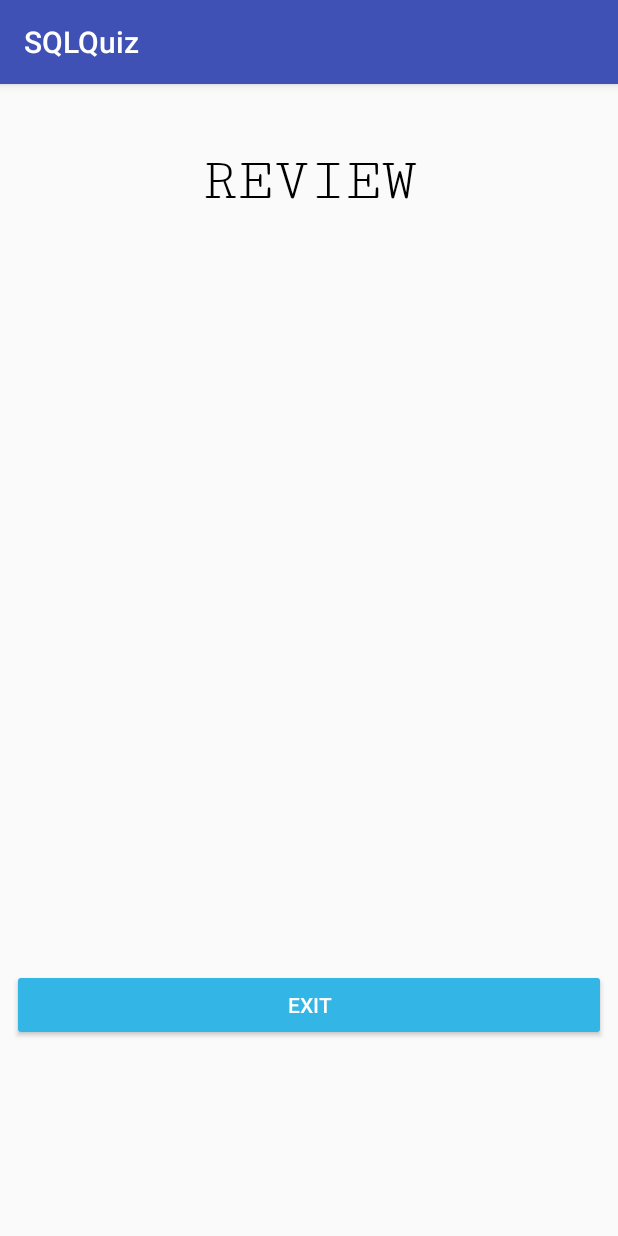
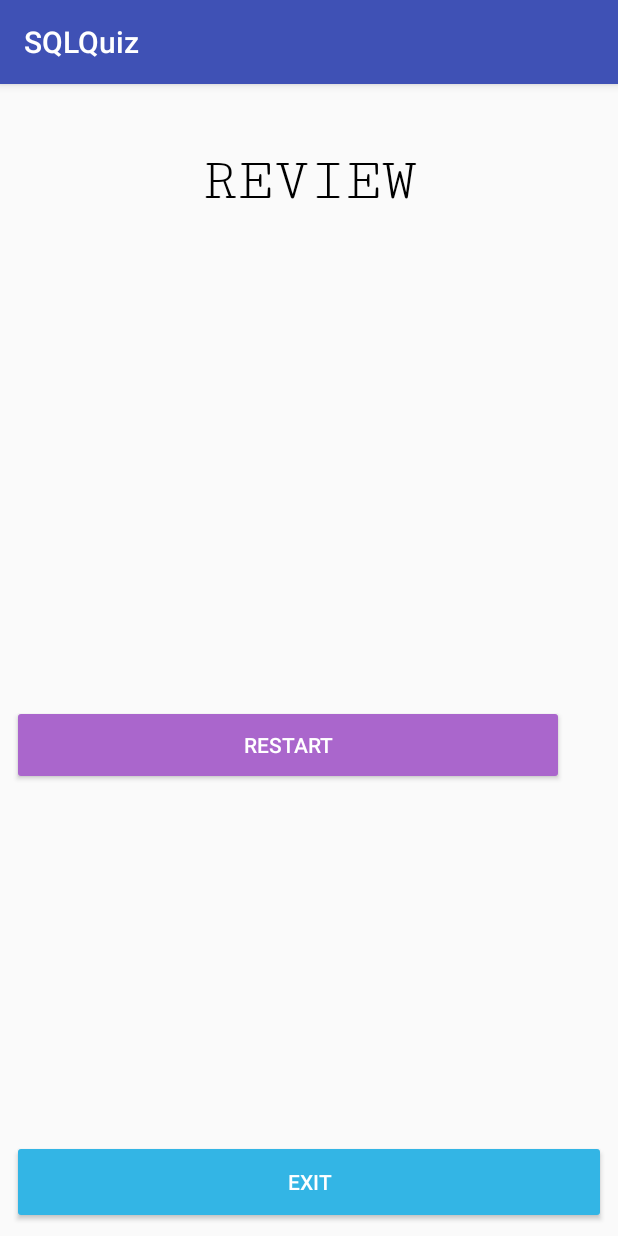
Before and after one commit to DJRAppDev/SQLQuiz, an Android app: the Review screen opened directly, with no data from a screen before it, on a phone screen of 412 x 824 dp. Run offline under Robolectric (Android 15) with nearby library versions, the phone set to English and light mode, and no system bars.

Commit message:
review.xml restart button

```diff
--- a/app/src/main/java/com/example/wengj1/sqlquiz/Review.java
+++ b/app/src/main/java/com/example/wengj1/sqlquiz/Review.java
@@ -8,6 +8,7 @@ import android.widget.Button;
 
 public class Review extends AppCompatActivity {
     private Button exit;
+    private Button restart;
 
     @Override
     protected void onCreate(Bundle savedInstanceState) {
@@ -15,6 +16,15 @@ public class Review extends AppCompatActivity {
         setContentView(R.layout.review);
         exit = (Button) findViewById(R.id.exitButton2);
         exit.setOnClickListener(new View.OnClickListener() {
+            @Override
+            public void onClick(View view) {
+                finish();
+                System.exit(0);
+            }
+        });
+
+        restart = (Button) findViewById(R.id.exitButton2);
+        restart.setOnClickListener(new View.OnClickListener() {
             public void onClick(View view) {
                 Intent intent = new Intent(Review.this, MainActivity.class);
                 startActivity(intent);
--- a/app/src/main/res/layout/review.xml
+++ b/app/src/main/res/layout/review.xml
@@ -1,25 +1,44 @@
 <?xml version="1.0" encoding="utf-8"?>
 <android.support.constraint.ConstraintLayout xmlns:android="http://schemas.android.com/apk/res/android"
     xmlns:app="http://schemas.android.com/apk/res-auto"
+    xmlns:tools="http://schemas.android.com/tools"
     android:layout_width="match_parent"
     android:layout_height="match_parent">
+
+    <Button
+        android:id="@+id/restartButton"
+        style="@style/Widget.AppCompat.Button.Colored"
+        android:layout_width="368dp"
+        android:layout_height="53dp"
+        android:layout_marginBottom="8dp"
+        android:layout_marginEnd="8dp"
+        android:layout_marginStart="8dp"
+        android:layout_marginTop="8dp"
+        android:layout_weight="0.18"
+        android:backgroundTint="@android:color/holo_purple"
+        android:text="RESTART"
+        app:layout_constraintBottom_toBottomOf="parent"
+        app:layout_constraintEnd_toEndOf="parent"
+        app:layout_constraintHorizontal_bias="0.0"
+        app:layout_constraintStart_toStartOf="parent"
+        app:layout_constraintTop_toBottomOf="@+id/scrollView3"
+        app:layout_constraintVertical_bias="0.0" />
 
     <Button
         android:id="@+id/exitButton2"
         style="@style/Widget.AppCompat.Button.Colored"
         android:layout_width="match_parent"
-        android:layout_height="wrap_content"
+        android:layout_height="56dp"
         android:layout_marginBottom="8dp"
         android:layout_marginEnd="8dp"
         android:layout_marginStart="8dp"
-        android:layout_marginTop="8dp"
         android:layout_weight="0.18"
         android:backgroundTint="@android:color/holo_blue_light"
         android:text="@string/exit"
         app:layout_constraintBottom_toBottomOf="parent"
         app:layout_constraintEnd_toEndOf="parent"
-        app:layout_constraintStart_toStartOf="parent"
-        app:layout_constraintTop_toBottomOf="@+id/scrollView3" />
+        app:layout_constraintHorizontal_bias="0.0"
+        app:layout_constraintStart_toStartOf="parent" />
 
     <TextView
         android:id="@+id/textView2"
@@ -42,8 +61,8 @@
 
     <ScrollView
         android:id="@+id/scrollView3"
-        android:layout_width="370dp"
-        android:layout_height="354dp"
+        android:layout_width="372dp"
+        android:layout_height="300dp"
         android:layout_marginBottom="8dp"
         android:layout_marginEnd="8dp"
         android:layout_marginStart="8dp"
```
Also changed, not shown: 1 other file.
